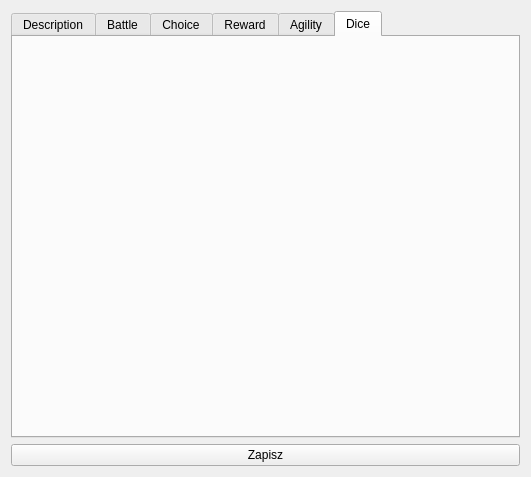
Qt form DataManager/forms/GUI/action/actionview.ui (jurikimurik/Witcher_Adventures_PHP_QTCPP) before a commit.
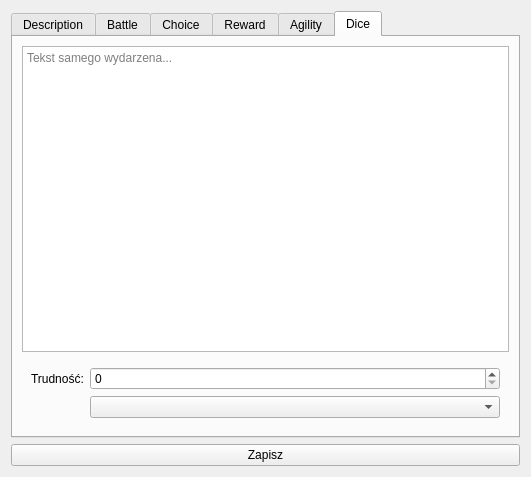
The same form after that commit. The open tabs and pages were chosen to show the change. Icons and pictures are not drawn.

Commit message: Example of GUI for dice action has been created.

```diff
--- a/DataManager/forms/GUI/action/actionview.ui
+++ b/DataManager/forms/GUI/action/actionview.ui
@@ -232,6 +232,43 @@
       <attribute name="title">
        <string>Dice</string>
       </attribute>
+      <layout class="QVBoxLayout" name="verticalLayout_6">
+       <item>
+        <widget class="QTextEdit" name="diceTextEdit">
+         <property name="placeholderText">
+          <string>Tekst samego wydarzena...</string>
+         </property>
+        </widget>
+       </item>
+       <item>
+        <widget class="QWidget" name="diceWidget" native="true">
+         <layout class="QFormLayout" name="formLayout_4">
+          <item row="1" column="0">
+           <widget class="QLabel" name="difficultyLabel">
+            <property name="text">
+             <string>Trudność:</string>
+            </property>
+           </widget>
+          </item>
+          <item row="1" column="1">
+           <widget class="QSpinBox" name="difficultySpinBox"/>
+          </item>
+          <item row="2" column="1">
+           <widget class="QComboBox" name="d_enemyBox1">
+            <property name="placeholderText">
+             <string>Oponent...</string>
+            </property>
+            <item>
+             <property name="text">
+              <string>*DODAJ NOWEGO OPONENTA*</string>
+             </property>
+            </item>
+           </widget>
+          </item>
+         </layout>
+        </widget>
+       </item>
+      </layout>
      </widget>
     </widget>
    </item>
```
Left out of the diff: 10 changed lines with no effect on the pictures.
